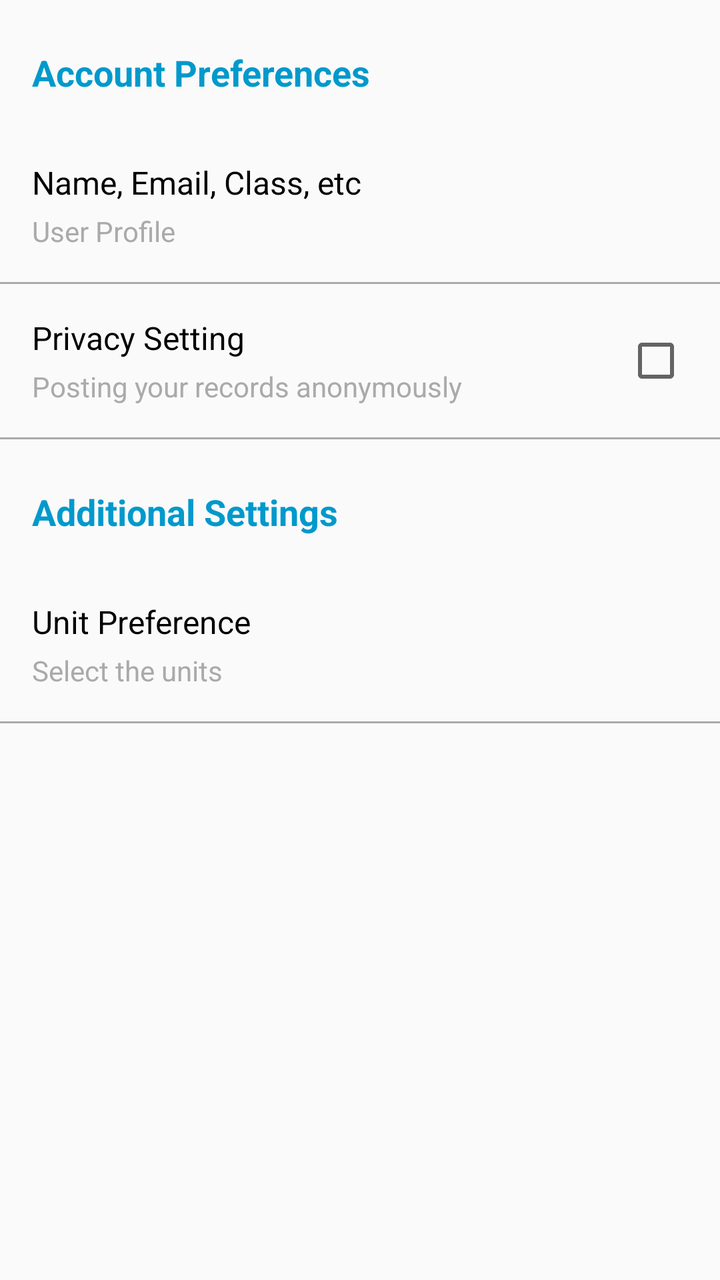
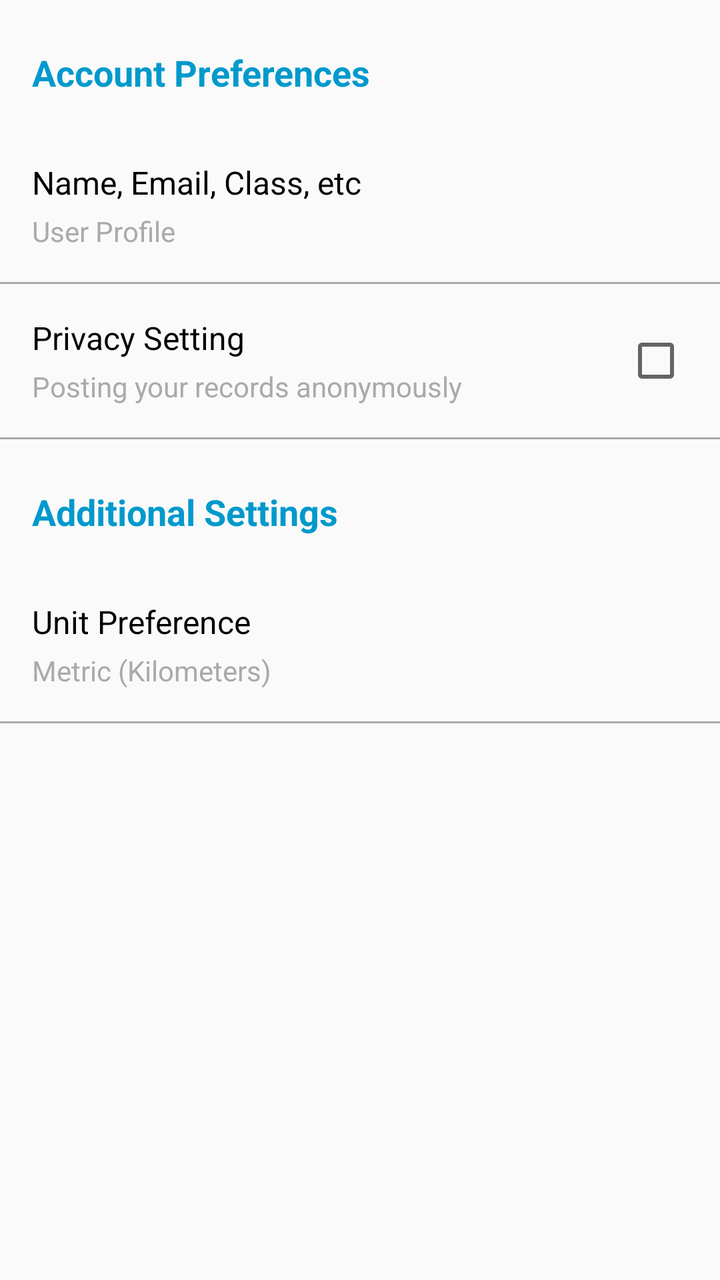

An Android layout rendered at two revisions. The XML below is the earlier revision; the diff shows what the commit changed to produce the second picture.
<!-- AndroidManifest.xml: application theme Theme.Kunlong_He_MyRuns2 -->
<!-- res/layout/fragment_settings.xml -->
<?xml version="1.0" encoding="utf-8"?>
<ScrollView xmlns:android="http://schemas.android.com/apk/res/android"
    android:layout_width="match_parent"
    android:layout_height="match_parent">

    <LinearLayout
        android:layout_width="match_parent"
        android:layout_height="wrap_content"
        android:orientation="vertical">

        <TextView
            android:layout_width="match_parent"
            android:layout_height="wrap_content"
            android:text="Account Preferences"
            android:textSize="18sp"
            android:textColor="@android:color/holo_blue_dark"
            android:textStyle="bold"
            android:paddingTop="24dp"
            android:paddingBottom="16dp"
            android:paddingStart="16dp"
            android:paddingEnd="16dp" />

        <LinearLayout
            android:id="@+id/userProfileLayout"
            android:layout_width="match_parent"
            android:layout_height="wrap_content"
            android:orientation="vertical"
            android:padding="16dp"
            android:background="?android:attr/selectableItemBackground"
            android:clickable="true"
            android:focusable="true">

            <TextView
                android:layout_width="wrap_content"
                android:layout_height="wrap_content"
                android:text="Name, Email, Class, etc"
                android:textSize="16sp"
                android:textColor="@android:color/black"
                android:paddingBottom="4dp" />

            <TextView
                android:layout_width="wrap_content"
                android:layout_height="wrap_content"
                android:text="User Profile"
                android:textSize="14sp"
                android:textColor="@android:color/darker_gray" />

        </LinearLayout>

        <View
            android:layout_width="match_parent"
            android:layout_height="1dp"
            android:background="@android:color/darker_gray" />

        <LinearLayout
            android:id="@+id/privacySettingLayout"
            android:layout_width="match_parent"
            android:layout_height="wrap_content"
            android:orientation="horizontal"
            android:padding="16dp"
            android:background="?android:attr/selectableItemBackground"
            android:clickable="true"
            android:focusable="true">

            <LinearLayout
                android:layout_width="0dp"
                android:layout_height="wrap_content"
                android:layout_weight="1"
                android:orientation="vertical">

                <TextView
                    android:layout_width="wrap_content"
                    android:layout_height="wrap_content"
                    android:text="Privacy Setting"
                    android:textSize="16sp"
                    android:textColor="@android:color/black"
                    android:paddingBottom="4dp" />

                <TextView
                    android:layout_width="wrap_content"
                    android:layout_height="wrap_content"
                    android:text="Posting your records anonymously"
                    android:textSize="14sp"
                    android:textColor="@android:color/darker_gray" />

            </LinearLayout>

            <CheckBox
                android:id="@+id/privacyCheckBox"
                android:layout_width="wrap_content"
                android:layout_height="wrap_content"
                android:layout_gravity="center_vertical"
                android:clickable="false"
                android:focusable="false" />

        </LinearLayout>

        <View
            android:layout_width="match_parent"
            android:layout_height="1dp"
            android:background="@android:color/darker_gray" />

        <TextView
            android:layout_width="match_parent"
            android:layout_height="wrap_content"
            android:text="Additional Settings"
            android:textSize="18sp"
            android:textColor="@android:color/holo_blue_dark"
            android:textStyle="bold"
            android:paddingTop="24dp"
            android:paddingBottom="16dp"
            android:paddingStart="16dp"
            android:paddingEnd="16dp" />

        <LinearLayout
            android:id="@+id/unitPreferenceLayout"
            android:layout_width="match_parent"
            android:layout_height="wrap_content"
            android:orientation="vertical"
            android:padding="16dp"
            android:background="?android:attr/selectableItemBackground"
            android:clickable="true"
            android:focusable="true">

            <TextView
                android:layout_width="wrap_content"
                android:layout_height="wrap_content"
                android:text="Unit Preference"
                android:textSize="16sp"
                android:textColor="@android:color/black"
                android:paddingBottom="4dp" />

            <TextView
                android:layout_width="wrap_content"
                android:layout_height="wrap_content"
                android:text="Select the units"
                android:textSize="14sp"
                android:textColor="@android:color/darker_gray" />

        </LinearLayout>

        <View
            android:layout_width="match_parent"
            android:layout_height="1dp"
            android:background="@android:color/darker_gray" />

    </LinearLayout>

</ScrollView>
<!-- resources referenced by this layout -->
<resources>
  <style name="Theme.Kunlong_He_MyRuns2" parent="Theme.AppCompat.Light.DarkActionBar">
          <item name="colorPrimary">@color/gray_500</item>
          <item name="colorPrimaryDark">@color/gray_700</item>
          <item name="colorAccent">@color/teal_200</item>
      </style>
  <color name="gray_500">#FF607D8B</color>
  <color name="gray_700">#FF455A64</color>
  <color name="teal_200">#FF03DAC5</color>
</resources>

<!-- the commit's change to res/layout/fragment_settings.xml (unified diff, before → after) -->
@@ -131,9 +131,10 @@
                 android:paddingBottom="4dp" />
 
             <TextView
+                android:id="@+id/unitDescriptionTextView"
                 android:layout_width="wrap_content"
                 android:layout_height="wrap_content"
-                android:text="Select the units"
+                android:text="Metric (Kilometers)"
                 android:textSize="14sp"
                 android:textColor="@android:color/darker_gray" />
 
